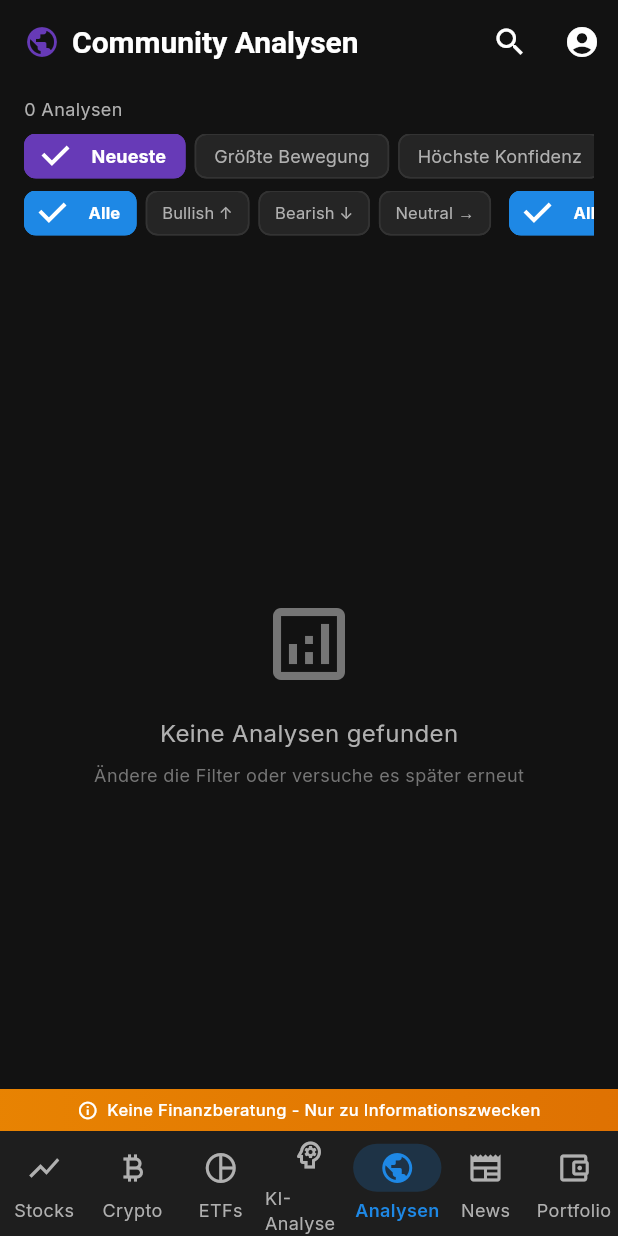
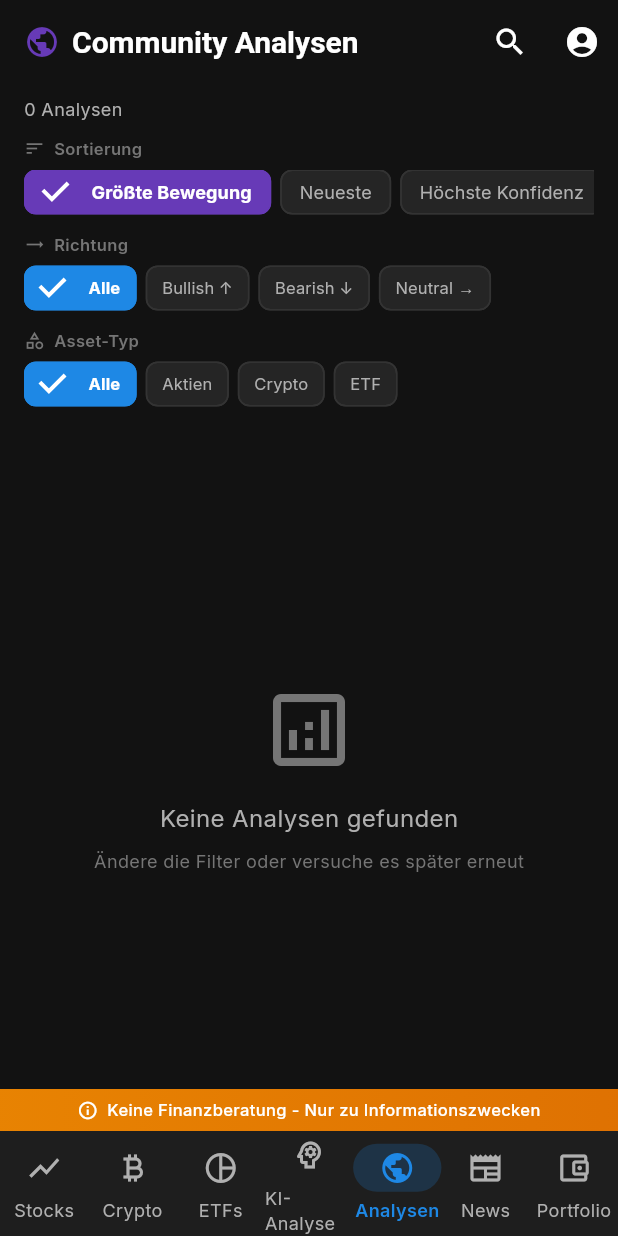
Before and after one commit to benjaminkrauss01-stack/stock-trader-pro, a Flutter app: the screen it shows once a user with an empty profile is signed in, item 5 of the bottom bar chosen, on a phone screen of 412 x 824 dp. Run offline on Flutter 3.47's test engine with Material 3 defaults, Android fonts, the phone set to English and light mode, and no system bars; our stand-ins replace fl_chart, flutter_dotenv, google_fonts, shared_preferences, supabase_flutter; missing offline and left inert: dart_openai; accounts and stored records are empty; network calls fail.

Commit message:
Improve community analyses: hide user, add labels, default sort, timestamp
- Default sort changed to largest move instead of newest
- Remove user display name from cards
- Show full timestamp (DD.MM.YYYY HH:MM) instead of relative time
- Add section labels (Sortierung, Richtung, Asset-Typ) with icons

Co-Authored-By: Claude Opus 4.6 <noreply@anthropic.com>

```diff
--- a/lib/screens/community_analyses_screen.dart
+++ b/lib/screens/community_analyses_screen.dart
@@ -26,7 +26,7 @@ class _CommunityAnalysesScreenState extends State<CommunityAnalysesScreen> {
   bool _isLoading = true;
   String? _error;
 
-  SortMode _sortMode = SortMode.newest;
+  SortMode _sortMode = SortMode.largestMove;
   FilterDirection _filterDirection = FilterDirection.all;
   FilterAssetType _filterAssetType = FilterAssetType.all;
   int? _expandedIndex;
@@ -227,22 +227,44 @@ class _CommunityAnalysesScreenState extends State<CommunityAnalysesScreen> {
             '${_filteredAndSorted.length} Analysen',
             style: const TextStyle(color: AppColors.textSecondary, fontSize: 12),
           ),
-          const SizedBox(height: 8),
-          // Sort chips
+          const SizedBox(height: 10),
+          // Sortierung
+          Row(
+            children: [
+              const Icon(Icons.sort, size: 14, color: AppColors.textHint),
+              const SizedBox(width: 6),
+              const Text(
+                'Sortierung',
+                style: TextStyle(color: AppColors.textHint, fontSize: 11, fontWeight: FontWeight.w600),
+              ),
+            ],
+          ),
+          const SizedBox(height: 6),
           SingleChildScrollView(
             scrollDirection: Axis.horizontal,
             child: Row(
               children: [
+                _buildSortChip('Größte Bewegung', SortMode.largestMove),
+                const SizedBox(width: 6),
                 _buildSortChip('Neueste', SortMode.newest),
-                const SizedBox(width: 6),
-                _buildSortChip('Größte Bewegung', SortMode.largestMove),
                 const SizedBox(width: 6),
                 _buildSortChip('Höchste Konfidenz', SortMode.highestConfidence),
               ],
             ),
           ),
-          const SizedBox(height: 8),
-          // Filter chips
+          const SizedBox(height: 12),
+          // Richtung
+          Row(
+            children: [
+              const Icon(Icons.trending_flat, size: 14, color: AppColors.textHint),
+              const SizedBox(width: 6),
+              const Text(
+                'Richtung',
+                style: TextStyle(color: AppColors.textHint, fontSize: 11, fontWeight: FontWeight.w600),
+              ),
+            ],
+          ),
+          const SizedBox(height: 6),
           SingleChildScrollView(
             scrollDirection: Axis.horizontal,
             child: Row(
@@ -254,7 +276,26 @@ class _CommunityAnalysesScreenState extends State<CommunityAnalysesScreen> {
                 _buildDirectionChip('Bearish ↓', FilterDirection.bearish),
                 const SizedBox(width: 6),
                 _buildDirectionChip('Neutral →', FilterDirection.neutral),
-                const SizedBox(width: 12),
+              ],
+            ),
+          ),
+          const SizedBox(height: 12),
+          // Asset-Typ
+          Row(
+            children: [
+              const Icon(Icons.category_outlined, size: 14, color: AppColors.textHint),
+              const SizedBox(width: 6),
+              const Text(
+                'Asset-Typ',
+                style: TextStyle(color: AppColors.textHint, fontSize: 11, fontWeight: FontWeight.w600),
+              ),
+            ],
+          ),
+          const SizedBox(height: 6),
+          SingleChildScrollView(
+            scrollDirection: Axis.horizontal,
+            child: Row(
+              children: [
                 _buildAssetChip('Alle', FilterAssetType.all),
                 const SizedBox(width: 6),
                 _buildAssetChip('Aktien', FilterAssetType.stock),
@@ -401,7 +442,6 @@ class _CommunityAnalysesScreenState extends State<CommunityAnalysesScreen> {
     final analyzedAt = DateTime.tryParse(data['analyzed_at'] ?? '') ?? DateTime.now();
     final priceAtAnalysis = (data['price_at_analysis'] as num?)?.toDouble();
     final wasCorrect = data['was_correct'] as bool?;
-    final userName = data['user_display_name'] as String? ?? 'Anonym';
     final keyTriggers = _parseJsonList(data['key_triggers']);
     final riskFactors = _parseJsonList(data['risk_factors']);
 
@@ -563,20 +603,10 @@ class _CommunityAnalysesScreenState extends State<CommunityAnalysesScreen> {
                         const SizedBox(height: 2),
                         Row(
                           children: [
-                            Icon(Icons.person_outline, size: 11, color: AppColors.textHint),
-                            const SizedBox(width: 3),
-                            Text(
-                              userName,
-                              style: const TextStyle(
-                                color: AppColors.textHint,
-                                fontSize: 10,
-                              ),
-                            ),
-                            const SizedBox(width: 8),
                             Icon(Icons.access_time, size: 11, color: AppColors.textHint),
                             const SizedBox(width: 3),
                             Text(
-                              _formatDate(analyzedAt),
+                              _formatTimestamp(analyzedAt),
                               style: const TextStyle(
                                 color: AppColors.textHint,
                                 fontSize: 10,
@@ -744,18 +774,10 @@ class _CommunityAnalysesScreenState extends State<CommunityAnalysesScreen> {
     return [];
   }
 
-  String _formatDate(DateTime date) {
-    final now = DateTime.now();
-    final diff = now.difference(date);
-
-    if (diff.inMinutes < 60) {
-      return 'vor ${diff.inMinutes} Min.';
-    } else if (diff.inHours < 24) {
-      return 'vor ${diff.inHours} Std.';
-    } else if (diff.inDays < 7) {
-      return 'vor ${diff.inDays} ${diff.inDays == 1 ? "Tag" : "Tagen"}';
-    }
-    return '${date.day.toString().padLeft(2, '0')}.${date.month.toString().padLeft(2, '0')}.${date.year}';
+  String _formatTimestamp(DateTime date) {
+    final d = '${date.day.toString().padLeft(2, '0')}.${date.month.toString().padLeft(2, '0')}.${date.year}';
+    final t = '${date.hour.toString().padLeft(2, '0')}:${date.minute.toString().padLeft(2, '0')}';
+    return '$d $t';
   }
 
   void _startAnalysis(BuildContext context, String symbol, String assetType) {
```
